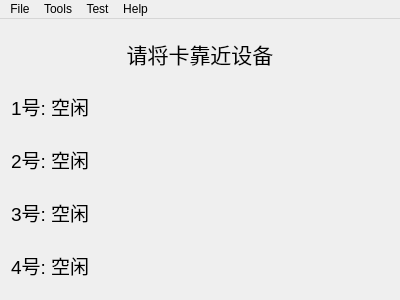
The window that mainwindow.ui (EA-LGX/ChargerDevice) describes before a commit, drawn with Qt 5.
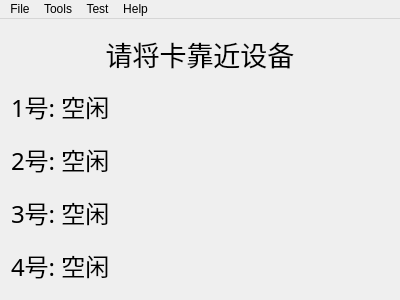
The same window after the commit. Icons and pictures are not drawn.

Patch:
```diff
--- a/mainwindow.ui
+++ b/mainwindow.ui
@@ -19,7 +19,8 @@
      <widget class="QLabel" name="label_3">
       <property name="font">
        <font>
-        <pointsize>16</pointsize>
+        <family>Agency FB</family>
+        <pointsize>20</pointsize>
        </font>
       </property>
       <property name="text">
@@ -34,7 +35,8 @@
      <widget class="QLabel" name="label_port1">
       <property name="font">
        <font>
-        <pointsize>14</pointsize>
+        <family>Agency FB</family>
+        <pointsize>18</pointsize>
        </font>
       </property>
       <property name="text">
@@ -46,7 +48,8 @@
      <widget class="QLabel" name="label_port2">
       <property name="font">
        <font>
-        <pointsize>14</pointsize>
+        <family>Agency FB</family>
+        <pointsize>18</pointsize>
        </font>
       </property>
       <property name="text">
@@ -58,7 +61,8 @@
      <widget class="QLabel" name="label_port3">
       <property name="font">
        <font>
-        <pointsize>14</pointsize>
+        <family>Agency FB</family>
+        <pointsize>18</pointsize>
        </font>
       </property>
       <property name="text">
@@ -70,7 +74,8 @@
      <widget class="QLabel" name="label_port4">
       <property name="font">
        <font>
-        <pointsize>14</pointsize>
+        <family>Agency FB</family>
+        <pointsize>18</pointsize>
        </font>
       </property>
       <property name="text">
```
